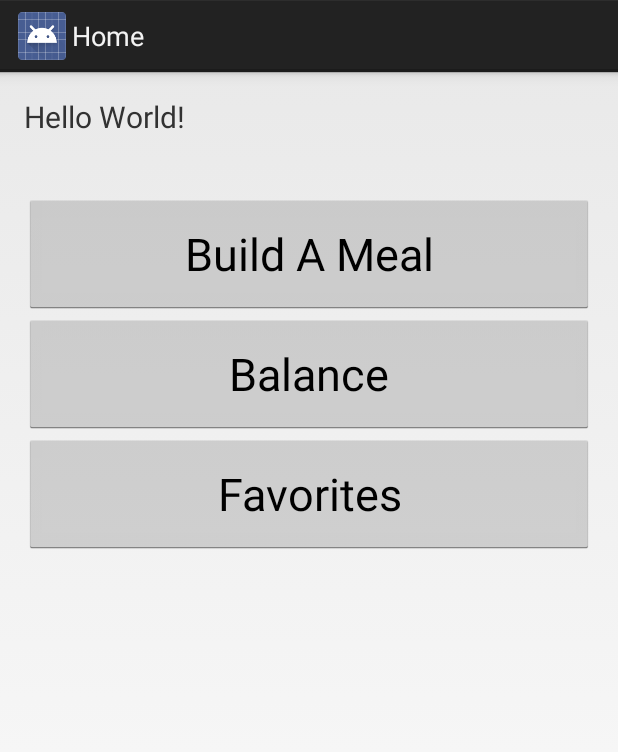
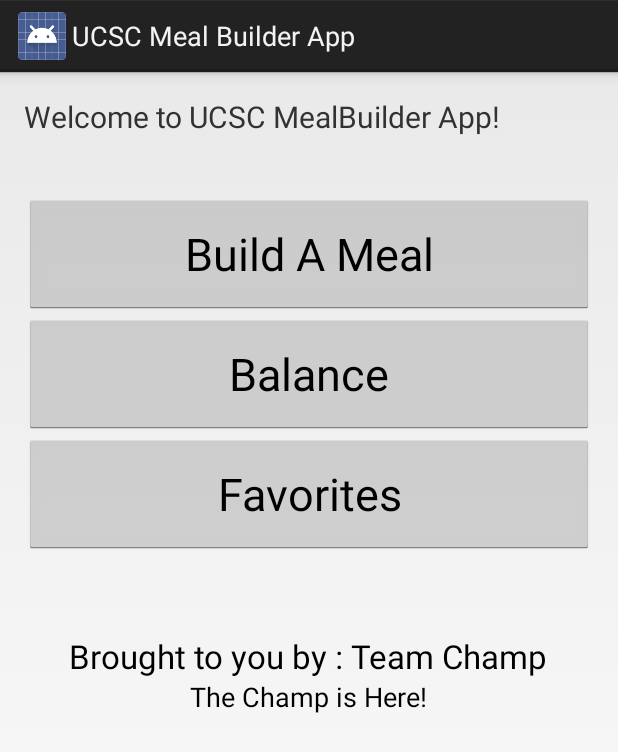
Before and after one commit to Witidek/UCSC-Meal-Builder, an Android app: the screen it shows after launch (MainActivity), on a phone screen of 412 x 824 dp. Shown: the top 752 px of the screen. Run offline under Robolectric (Android 15) with nearby library versions, the phone set to English and light mode, and no system bars.

Commit message:
Added Some Alerts for Over Balance and Clear Cart
- Fix some problems with the cash meal flexies thing
- Added Some Alert Dialogs
- Changed so actionbar goes back to home
(haven't change the label or icon)
- Changed so Budget is only in portrait view because it got weird in
landscape

```diff
--- a/UCSC_Meal_Builder/app/src/main/res/layout/activity_main.xml
+++ b/UCSC_Meal_Builder/app/src/main/res/layout/activity_main.xml
@@ -6,7 +6,7 @@
     android:paddingTop="@dimen/activity_vertical_margin"
     android:paddingBottom="@dimen/activity_vertical_margin" tools:context=".MainActivity">
 
-    <TextView android:text="Hello World!" android:layout_width="wrap_content"
+    <TextView android:text="Welcome to UCSC MealBuilder App!" android:layout_width="wrap_content"
         android:layout_height="wrap_content"
         android:id="@+id/textView"
         android:textSize="20sp" />
@@ -50,4 +50,24 @@
         android:layout_alignRight="@+id/button2"
         android:layout_alignEnd="@+id/button2"
         android:textSize="30sp" />
+
+    <TextView
+        android:layout_width="wrap_content"
+        android:layout_height="wrap_content"
+        android:textAppearance="?android:attr/textAppearanceLarge"
+        android:text="Brought to you by : Team Champ"
+        android:id="@+id/textView5"
+        android:layout_below="@+id/button3"
+        android:layout_centerHorizontal="true"
+        android:layout_marginTop="53dp" />
+
+    <TextView
+        android:layout_width="wrap_content"
+        android:layout_height="wrap_content"
+        android:textAppearance="?android:attr/textAppearanceMedium"
+        android:text="The Champ is Here!"
+        android:id="@+id/textView6"
+        android:layout_below="@+id/textView5"
+        android:layout_centerHorizontal="true" />
+
 </RelativeLayout>
```
Also changed, not shown: UCSC_Meal_Builder/app/src/main/AndroidManifest.xml (+13 -9 lines), UCSC_Meal_Builder/app/src/main/java/com/example/sam/ucsc_meal_builder/BudgetActivity.java (+20 -6 lines), UCSC_Meal_Builder/app/src/main/java/com/example/sam/ucsc_meal_builder/BudgetActivity2.java (+28 -4 lines), UCSC_Meal_Builder/app/src/main/java/com/example/sam/ucsc_meal_builder/CartActivity.java (+31 -6 lines).
